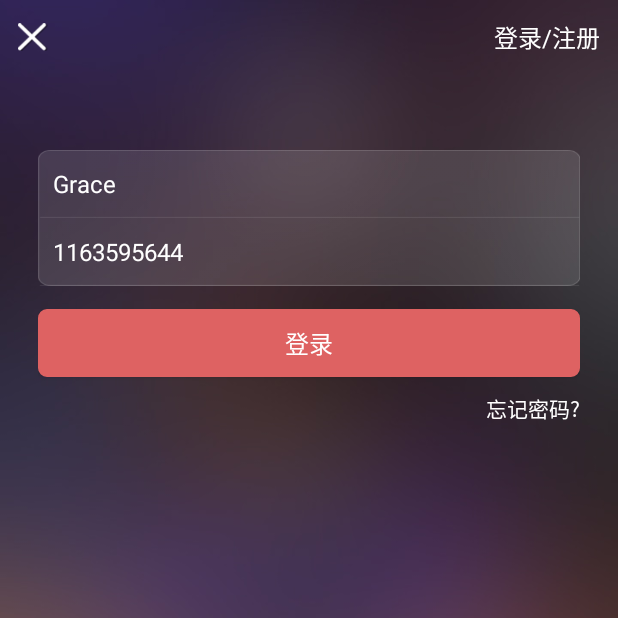
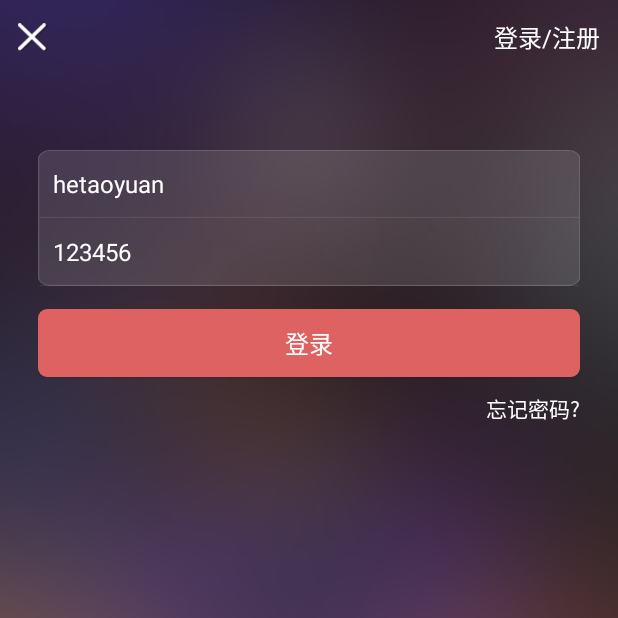
Before and after one commit to hetaoyuan-android/budejie, an Android app: the LoginActivity screen opened directly, with no data from a screen before it, after a tap on "登录", on a phone screen of 412 x 824 dp, the top half of it. Run offline under Robolectric (Android 15) with nearby library versions, the phone set to English and light mode, and no system bars; our stand-ins replace CircleImageView; network calls fail.

Commit message:
登录完成后台的调试接口

```diff
--- a/app/src/main/java/com/yuan/myapplication/pro/mine/model/LoginModel.java
+++ b/app/src/main/java/com/yuan/myapplication/pro/mine/model/LoginModel.java
@@ -7,6 +7,7 @@ import com.yuan.myapplication.http.impl.SystemHttpCommand;
 import com.yuan.myapplication.http.utils.HttpTask;
 import com.yuan.myapplication.http.utils.HttpUtils;
 import com.yuan.myapplication.pro.base.model.BaseModel;
+import com.yuan.myapplication.utils.CommonPropertyUtils;
 
 public class LoginModel extends BaseModel {
     public LoginModel(Context context) {
@@ -17,7 +18,7 @@ public class LoginModel extends BaseModel {
         RequestParam requestParam = new RequestParam();
         requestParam.put("username",username);
         requestParam.put("password",password);
-        HttpTask httpTask = new HttpTask("http://192.168.57.1:8080/Dream/LoginServlet",requestParam,new SystemHttpCommand(),onHttpResultListener);
+        HttpTask httpTask = new HttpTask(CommonPropertyUtils.BASE_NETWORK_URL + "login",requestParam,new SystemHttpCommand(),onHttpResultListener);
         httpTask.execute();
     }
 
--- a/app/src/main/java/com/yuan/myapplication/pro/mine/view/LoginActivity.java
+++ b/app/src/main/java/com/yuan/myapplication/pro/mine/view/LoginActivity.java
@@ -65,9 +65,11 @@ public class LoginActivity extends BaseActivtiy implements View.OnClickListener{
             @Override
             public void onResult(UserBean result) {
                 if (result == null){
+                    ToastUtil.showToast(LoginActivity.this,"暂无相关登录信息!");
+                }else if (result.getContent().equals("success")){
+                    ToastUtil.showToast(LoginActivity.this,"登录成功!");
+                } else if (result.getContent().equals("fail")) {
                     ToastUtil.showToast(LoginActivity.this,"登录失败!");
-                }else {
-                    ToastUtil.showToast(LoginActivity.this,"登录成功!");
                 }
             }
         });
--- /dev/null
+++ b/app/src/main/java/com/yuan/myapplication/utils/CommonPropertyUtils.java
@@ -0,0 +1,5 @@
+package com.yuan.myapplication.utils;
+
+public class CommonPropertyUtils {
+    public static final String BASE_NETWORK_URL = "http://192.168.80.1:8081/";
+}
--- a/app/src/main/res/layout/activity_login.xml
+++ b/app/src/main/res/layout/activity_login.xml
@@ -27,7 +27,7 @@
             android:background="@drawable/login_register_edit_bg"
             android:paddingLeft="@dimen/margin_left_10_dp"
             android:paddingRight="@dimen/margin_left_10_dp"
-            android:text="Grace"/>
+            android:text="hetaoyuan"/>
 
 
         <EditText
@@ -42,7 +42,7 @@
             android:background="@drawable/login_register_psw_edit_bg"
             android:paddingLeft="@dimen/margin_left_10_dp"
             android:paddingRight="@dimen/margin_left_10_dp"
-            android:text="1163595644"/>
+            android:text="123456"/>
 
 
         <Button
```
Also changed, not shown: app/src/main/java/com/yuan/myapplication/bean/UserBean.java (+10 -0 lines).
